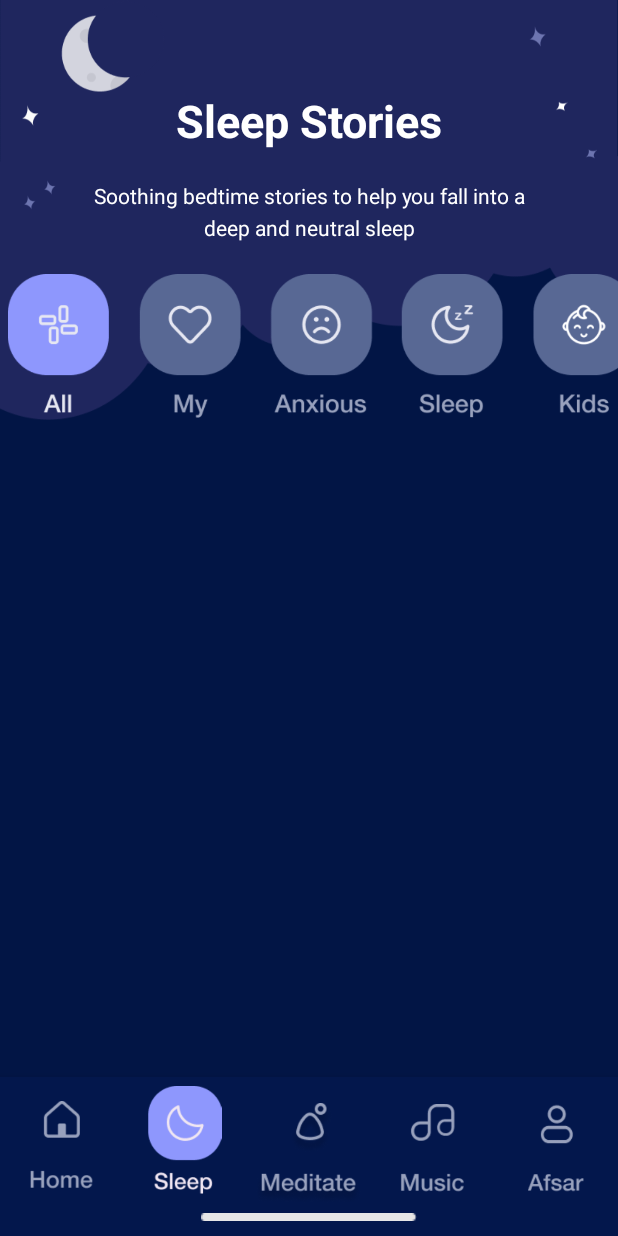
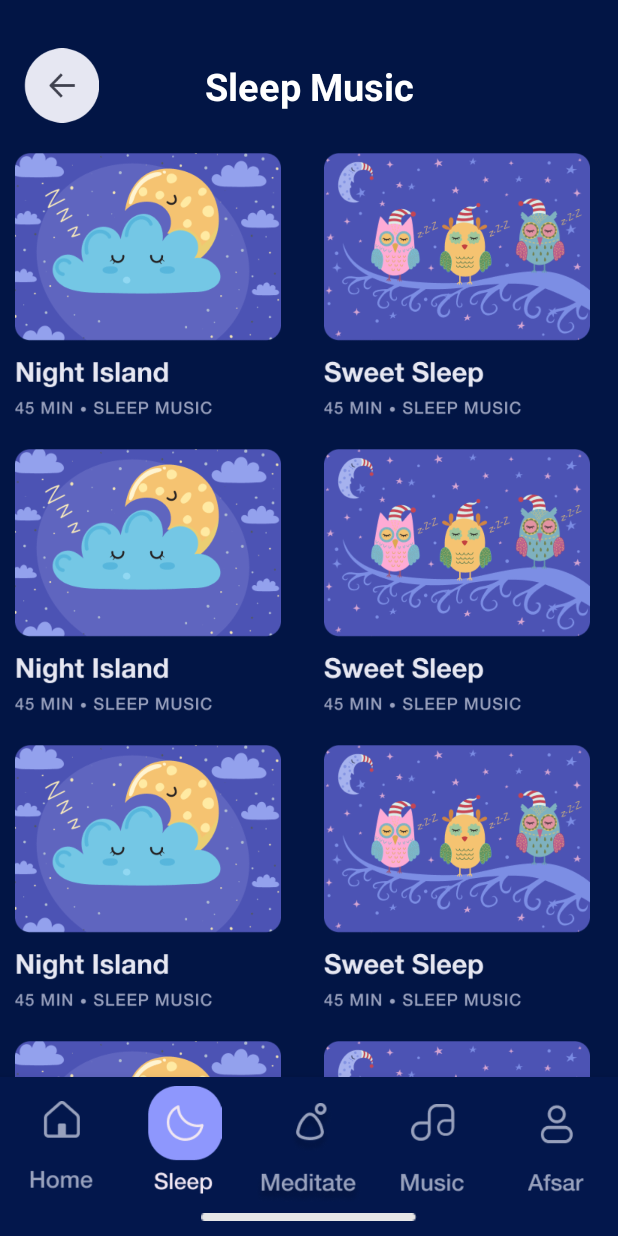
Before and after one commit to shimulxx/JobDBugStation, an Android app: the screen it shows after launch (MainActivity), on a phone screen of 412 x 824 dp. Run offline under Robolectric (Android 15) with nearby library versions, the phone set to English and light mode, and no system bars.

Commit message:
After third work

```diff
--- a/app/src/main/AndroidManifest.xml
+++ b/app/src/main/AndroidManifest.xml
@@ -8,6 +8,7 @@
         android:label="@string/app_name"
         android:roundIcon="@mipmap/ic_launcher_round"
         android:supportsRtl="true"
+        android:hardwareAccelerated="true"
         android:theme="@style/FullScreen">
         <activity android:name=".MainActivity">
             <intent-filter>
--- a/app/src/main/java/com/duet/jobdebugstation/Adapters/InnerAdapter.java
+++ b/app/src/main/java/com/duet/jobdebugstation/Adapters/InnerAdapter.java
@@ -4,7 +4,9 @@ import android.content.Context;
 import android.view.LayoutInflater;
 import android.view.View;
 import android.view.ViewGroup;
+import android.view.animation.AnimationUtils;
 import android.widget.ImageView;
+import android.widget.RelativeLayout;
 
 
 import androidx.annotation.NonNull;
@@ -18,10 +20,12 @@ public class InnerAdapter extends RecyclerView.Adapter<InnerAdapter.MyViewHolder
 
     private ArrayList<Integer> imagesArrayList;
     private Context context;
+    private final boolean singleCallType;
 
-    public InnerAdapter() {
+    public InnerAdapter(Boolean singleCallType) {
         context = null;
         imagesArrayList = new ArrayList<>();
+        this.singleCallType = singleCallType;
     }
 
     @NonNull
@@ -34,6 +38,7 @@ public class InnerAdapter extends RecyclerView.Adapter<InnerAdapter.MyViewHolder
     @Override
     public void onBindViewHolder(@NonNull MyViewHolder holder, int position) {
         holder.setImage(position);
+        holder.setAnimation();
     }
 
     @Override
@@ -44,14 +49,21 @@ public class InnerAdapter extends RecyclerView.Adapter<InnerAdapter.MyViewHolder
     class MyViewHolder extends RecyclerView.ViewHolder{
 
         private final ImageView imageView;
+        private final RelativeLayout relativeLayout;
 
         public MyViewHolder(@NonNull View itemView) {
             super(itemView);
             imageView = itemView.findViewById(R.id.imageViewInnerAdapter);
+            relativeLayout = itemView.findViewById(R.id.relativeLayoutInfoInner);
         }
 
         private void setImage(int position){
             imageView.setImageResource(imagesArrayList.get(position));
+        }
+
+        private void setAnimation(){
+            if(singleCallType)
+                relativeLayout.setAnimation(AnimationUtils.loadAnimation(context, R.anim.fade_scale_animation_another));
         }
     }
 
--- a/app/src/main/java/com/duet/jobdebugstation/Adapters/MusicOuterAdapter.java
+++ b/app/src/main/java/com/duet/jobdebugstation/Adapters/MusicOuterAdapter.java
@@ -38,8 +38,7 @@ public class MusicOuterAdapter extends RecyclerView.Adapter<RecyclerView.ViewHol
             return new SingleViewHolder(LayoutInflater.from(context).inflate(R.layout.single_rec_view_list_item, parent, false));
         else if (viewType == MULTI_TYPE)
             return new MultiViewHolder(LayoutInflater.from(context).inflate(R.layout.multi_rec_view_list_item, parent, false));
-
-        return null;
+        else return null;
     }
 
     @Override
@@ -89,7 +88,6 @@ public class MusicOuterAdapter extends RecyclerView.Adapter<RecyclerView.ViewHol
         private final RecyclerView recyclerView;
         private final RelativeLayout relativeLayout;
 
-
         public MultiViewHolder(@NonNull View itemView) {
             super(itemView);
             recyclerView = itemView.findViewById(R.id.recViewMulti);
@@ -98,7 +96,7 @@ public class MusicOuterAdapter extends RecyclerView.Adapter<RecyclerView.ViewHol
 
         private void setRecyclerView(int position){
             recyclerView.setLayoutManager(new GridLayoutManager(context, 2));
-            InnerAdapter innerAdapter = new InnerAdapter();
+            InnerAdapter innerAdapter = new InnerAdapter(false);
             recyclerView.setAdapter(innerAdapter);
             innerAdapter.setImagesArrayList(musicItems.get(position).getImageArrayList());
         }
--- /dev/null
+++ b/app/src/main/java/com/duet/jobdebugstation/Fragments/SleepMusicFragment.java
@@ -0,0 +1,45 @@
+package com.duet.jobdebugstation.Fragments;
+
+import android.os.Bundle;
+import android.view.LayoutInflater;
+import android.view.View;
+import android.view.ViewGroup;
+
+import androidx.annotation.NonNull;
+import androidx.annotation.Nullable;
+import androidx.fragment.app.Fragment;
+import androidx.recyclerview.widget.GridLayoutManager;
+import androidx.recyclerview.widget.RecyclerView;
+
+import com.duet.jobdebugstation.Adapters.InnerAdapter;
+import com.duet.jobdebugstation.R;
+
+import java.util.ArrayList;
+
+public class SleepMusicFragment extends Fragment {
+
+    @Nullable
+    @Override
+    public View onCreateView(@NonNull LayoutInflater inflater, @Nullable ViewGroup container, @Nullable Bundle savedInstanceState) {
+        View view = inflater.inflate(R.layout.fragment_sleep_music_list_item, container, false);
+        initRecView(view);
+        return view;
+    }
+
+    private void initRecView(View view){
+        RecyclerView recyclerView = view.findViewById(R.id.recyclerViewSleepMusic);
+        recyclerView.setLayoutManager(new GridLayoutManager(getContext(), 2));
+        InnerAdapter innerAdapter = new InnerAdapter(true);
+        recyclerView.setAdapter(innerAdapter);
+        innerAdapter.setImagesArrayList(createImageArrayList(20));
+    }
+
+    private ArrayList<Integer> createImageArrayList(int numberOfItems){
+        ArrayList<Integer> imageArrayList = new ArrayList<>();
+        for(int i = 1; i <= numberOfItems; ++i){
+            imageArrayList.add(R.drawable.night_island);
+            imageArrayList.add(R.drawable.sweet_sleep);
+        }
+        return imageArrayList;
+    }
+}
--- a/app/src/main/java/com/duet/jobdebugstation/Fragments/SleepStoriesFragment.java
+++ b/app/src/main/java/com/duet/jobdebugstation/Fragments/SleepStoriesFragment.java
@@ -32,7 +32,7 @@ public class SleepStoriesFragment extends Fragment {
 
     private ArrayList<MusicItem> createMusicItemArrayList(){
         ArrayList<MusicItem> musicItemArrayList = new ArrayList<>();
-        musicItemArrayList.add(new MusicItem(true,R.drawable.item_single_rec, null));
+        musicItemArrayList.add(new MusicItem(true, R.drawable.item_single_rec, null));
         ArrayList<Integer> imageArrayList = new ArrayList<>();
         for(int i = 1; i <= 10; ++i){
             imageArrayList.add(R.drawable.night_island);
--- a/app/src/main/java/com/duet/jobdebugstation/MainActivity.java
+++ b/app/src/main/java/com/duet/jobdebugstation/MainActivity.java
@@ -5,19 +5,26 @@ import androidx.fragment.app.Fragment;
 
 import android.os.Bundle;
 
+import com.duet.jobdebugstation.Fragments.SleepMusicFragment;
 import com.duet.jobdebugstation.Fragments.SleepStoriesFragment;
 import com.duet.jobdebugstation.Fragments.WelcomeFragment;
 
 public class MainActivity extends AppCompatActivity {
 
-    private Fragment welcomeFragment, sleepStoriesFragment;
+    private Fragment welcomeFragment, sleepStoriesFragment, sleepMusicFragment;
 
     @Override
     protected void onCreate(Bundle savedInstanceState) {
         super.onCreate(savedInstanceState);
         setContentView(R.layout.activity_main);
         //loadWelcomeFragment();
-        loadSleepStoriesFragment();
+        //loadSleepStoriesFragment();
+        loadSleepMusicFragment();
+    }
+
+    private void loadSleepMusicFragment(){
+        if(sleepStoriesFragment == null) sleepMusicFragment = new SleepMusicFragment();
+        loadFragment(sleepMusicFragment);
     }
 
     private void loadWelcomeFragment(){
--- /dev/null
+++ b/app/src/main/res/layout/fragment_sleep_music_list_item.xml
@@ -0,0 +1,114 @@
+<?xml version="1.0" encoding="utf-8"?>
+<androidx.constraintlayout.widget.ConstraintLayout
+    xmlns:android="http://schemas.android.com/apk/res/android"
+    xmlns:app="http://schemas.android.com/apk/res-auto"
+    android:layout_width="match_parent"
+    android:layout_height="match_parent"
+    android:background="#021545"
+    xmlns:tools="http://schemas.android.com/tools">
+
+    <TextView
+        android:layout_width="wrap_content"
+        android:layout_height="wrap_content"
+        android:text="@string/sleep_music"
+        android:textColor="@color/white"
+        android:textSize="25sp"
+        android:textStyle="bold"
+        android:layout_marginTop="40dp"
+        android:id="@+id/textSleepMusic"
+        app:layout_constraintTop_toTopOf="parent"
+        app:layout_constraintStart_toStartOf="parent"
+        app:layout_constraintEnd_toEndOf="parent"/>
+
+    <ImageView
+        android:layout_width="50dp"
+        android:layout_height="50dp"
+        android:src="@drawable/image_back"
+        android:id="@+id/back_imageView"
+        app:layout_constraintStart_toStartOf="parent"
+        app:layout_constraintTop_toTopOf="parent"
+        android:layout_marginTop="32dp"
+        android:layout_marginStart="16dp"/>
+
+    <androidx.recyclerview.widget.RecyclerView
+        android:layout_width="match_parent"
+        android:layout_height="0dp"
+        android:layout_marginTop="10dp"
+        app:layout_constraintStart_toStartOf="parent"
+        app:layout_constraintTop_toBottomOf="@+id/back_imageView"
+        app:layout_constraintBottom_toTopOf="@id/secondRelLayout_sleep_music"
+        android:id="@+id/recyclerViewSleepMusic"/>
+
+
+
+    <RelativeLayout
+        android:layout_width="wrap_content"
+        android:layout_height="wrap_content"
+        android:background="#03174C"
+        android:elevation="10dp"
+        android:id="@+id/secondRelLayout_sleep_music"
+        app:layout_constraintStart_toStartOf="parent"
+        app:layout_constraintEnd_toEndOf="parent"
+        app:layout_constraintBottom_toBottomOf="parent">
+
+        <LinearLayout
+            android:layout_width="match_parent"
+            android:layout_height="wrap_content"
+            android:orientation="horizontal"
+            android:weightSum="5"
+            android:layout_marginTop="6dp"
+            android:id="@+id/bottomLinearLayout">
+
+            <ImageView
+                android:layout_width="0dp"
+                android:layout_height="60dp"
+                android:src="@drawable/home_second"
+                android:layout_marginTop="10dp"
+                android:layout_weight="1"/>
+
+            <ImageView
+                android:layout_width="0dp"
+                android:layout_height="72dp"
+                android:src="@drawable/sleep_second"
+                android:layout_weight="1"/>
+
+            <ImageView
+                android:layout_width="0dp"
+                android:layout_marginTop="11dp"
+                android:layout_height="68dp"
+                android:src="@drawable/meditate_second"
+                android:layout_weight="1"/>
+
+            <ImageView
+                android:layout_width="0dp"
+                android:layout_height="60dp"
+                android:src="@drawable/music_second"
+                android:layout_marginTop="12dp"
+                android:layout_weight="1"/>
+
+            <ImageView
+                android:layout_width="0dp"
+                android:layout_height="59dp"
+                android:layout_marginTop="12dp"
+                android:src="@drawable/afsar_second"
+                android:layout_weight="1"/>
+
+        </LinearLayout>
+
+
+        <ImageView
+            android:layout_width="wrap_content"
+            android:layout_height="wrap_content"
+            android:id="@+id/line1"
+            android:layout_below="@id/bottomLinearLayout"
+            android:layout_marginBottom="10dp"
+            android:layout_marginTop="5dp"
+            app:layout_constraintBottom_toBottomOf="parent"
+            app:layout_constraintStart_toStartOf="parent"
+            app:layout_constraintEnd_toEndOf="parent"
+            android:src="@drawable/line_1"
+            android:layout_centerHorizontal="true"/>
+
+    </RelativeLayout>
+
+</androidx.constraintlayout.widget.ConstraintLayout>
--- a/app/src/main/res/layout/inner_adapter_list_item.xml
+++ b/app/src/main/res/layout/inner_adapter_list_item.xml
@@ -3,7 +3,7 @@
     android:id="@+id/relativeLayoutInfoInner"
     android:layout_width="197dp"
     android:layout_height="197dp"
-    android:padding="5dp">
+    android:padding="10dp">
 
     <RelativeLayout
         android:layout_width="wrap_content"
--- a/app/src/main/res/layout/single_rec_view_list_item.xml
+++ b/app/src/main/res/layout/single_rec_view_list_item.xml
@@ -4,7 +4,7 @@
     android:layout_width="match_parent"
     android:layout_height="250dp"
     android:id="@+id/relativeLayoutSingle2"
-    android:padding="5dp">
+    android:padding="10dp">
 
     <ImageView
         android:layout_width="match_parent"
--- a/app/src/main/res/layout/start_fragment_list_item.xml
+++ b/app/src/main/res/layout/start_fragment_list_item.xml
@@ -106,6 +106,48 @@
             app:layout_constraintEnd_toEndOf="parent"
             app:layout_constraintTop_toTopOf="parent" />
 
+        <ImageView
+            android:layout_width="5dp"
+            android:layout_height="5dp"
+            android:src="@drawable/star"
+            app:layout_constraintStart_toStartOf="parent"
+            app:layout_constraintTop_toTopOf="parent"
+            app:layout_constraintEnd_toEndOf="parent"
+            app:layout_constraintBottom_toBottomOf="parent"
+            android:layout_marginTop="350dp"
+            android:id="@+id/firstStar" />
+
+        <ImageView
+            android:layout_width="3dp"
+            android:layout_height="3dp"
+            android:src="@drawable/star"
+            android:layout_marginEnd="250dp"
+            app:layout_constraintStart_toStartOf="parent"
+            app:layout_constraintTop_toBottomOf="@id/firstStar"
+            app:layout_constraintEnd_toEndOf="parent"
+            android:layout_marginTop="80dp"/>
+
+        <ImageView
+            android:layout_width="3dp"
+            android:layout_height="3dp"
+            android:src="@drawable/star"
+            android:layout_marginStart="300dp"
+            app:layout_constraintStart_toStartOf="parent"
+            app:layout_constraintTop_toBottomOf="@id/firstStar"
+            app:layout_constraintEnd_toEndOf="parent"
+            android:layout_marginTop="10dp"/>
+
+        <ImageView
+            android:layout_width="3dp"
+            android:layout_height="3dp"
+            android:src="@drawable/star"
+            android:layout_marginEnd="300dp"
+            app:layout_constraintStart_toStartOf="parent"
+            app:layout_constraintTop_toTopOf="parent"
+            app:layout_constraintBottom_toBottomOf="parent"
+            app:layout_constraintEnd_toEndOf="parent"
+            android:layout_marginTop="30dp"/>
+
         <Button
             android:layout_width="wrap_content"
             android:layout_height="wrap_content"
@@ -129,7 +171,6 @@
             android:layout_marginBottom="10dp"
             android:layout_centerHorizontal="true"/>
 
-
     </androidx.constraintlayout.widget.ConstraintLayout>
 
 </RelativeLayout>
--- a/app/src/main/res/values/strings.xml
+++ b/app/src/main/res/values/strings.xml
@@ -5,4 +5,5 @@
     <string name="explore_the_new_king_of_sleep">Explore the new king of sleep. It uses sound and visualization to create perfect conditions for refreshing sleep.</string>
     <string name="soothing_bedtime_stories">Soothing bedtime stories to help you fall into a deep and neutral sleep</string>
     <string name="sleep_stories">Sleep Stories</string>
+    <string name="sleep_music">Sleep Music</string>
 </resources>
```
Also changed, not shown: app/src/main/res/anim/fade_scale_animation_another.xml (added, +17 -0 lines), app/src/main/res/drawable/image_back.png (added), app/src/main/res/drawable/star.png (added), app/src/main/res/drawable/test_image.jpg (deleted).
